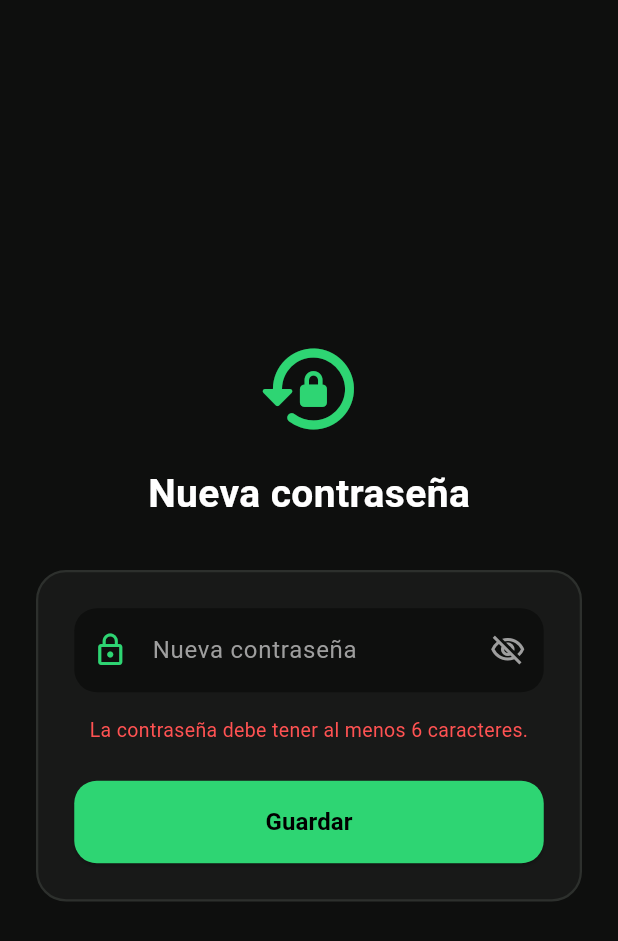
After one commit to AlexPrietoRomani/nutri-fit, a Flutter app: the ResetPasswordScreen screen opened directly, after a tap on "Guardar", on a phone screen of 412 x 824 dp. The commit adds this screen. Shown: the top 941 px of the screen. Run offline on Flutter 3.47's test engine with Material 3 defaults, Android fonts, the phone set to English and light mode, and no system bars; our stand-ins replace flutter_secure_storage, image_picker, supabase_flutter; accounts and stored records are empty.

Commit message:
feat(auth): flujo de recuperación de contraseña completo
Añade el enlace '¿Olvidaste tu contraseña?' en el login (diálogo de email -> resetPasswordForEmail) y la detección de AuthChangeEvent.passwordRecovery en AuthGate, que prioriza mostrar ResetPasswordScreen sobre el enrutamiento normal cuando el usuario abre el link del correo. ResetPasswordScreen reusa el estilo visual de AuthScreen y llama updateUser(UserAttributes(password:...)) para completar el cambio. Mecanismo confirmado vía la documentación real de supabase_flutter (Context7), no asumido. 44/44 tests de Flutter en verde.

```diff
--- /dev/null
+++ b/frontend/lib/features/auth/reset_password_screen.dart
@@ -0,0 +1,189 @@
+import 'package:flutter/material.dart';
+import 'package:supabase_flutter/supabase_flutter.dart';
+
+/// Pantalla mostrada cuando GoTrue emite `AuthChangeEvent.passwordRecovery`
+/// (sesión temporal de recuperación tras abrir el link del correo).
+class ResetPasswordScreen extends StatefulWidget {
+  const ResetPasswordScreen({super.key});
+
+  @override
+  State<ResetPasswordScreen> createState() => _ResetPasswordScreenState();
+}
+
+class _ResetPasswordScreenState extends State<ResetPasswordScreen> {
+  final _passwordController = TextEditingController();
+
+  bool _isLoading = false;
+  bool _obscurePassword = true;
+  bool _success = false;
+  String? _errorMessage;
+
+  @override
+  void dispose() {
+    _passwordController.dispose();
+    super.dispose();
+  }
+
+  /// Misma regla que `_AuthScreenState._validate` (≥6 caracteres).
+  String? _validate() {
+    if (_passwordController.text.length < 6) {
+      return 'La contraseña debe tener al menos 6 caracteres.';
+    }
+    return null;
+  }
+
+  Future<void> _submit() async {
+    final validationError = _validate();
+    if (validationError != null) {
+      setState(() => _errorMessage = validationError);
+      return;
+    }
+
+    setState(() {
+      _isLoading = true;
+      _errorMessage = null;
+    });
+
+    try {
+      await Supabase.instance.client.auth.updateUser(
+        UserAttributes(password: _passwordController.text),
+      );
+      if (mounted) {
+        setState(() => _success = true);
+        ScaffoldMessenger.of(context).showSnackBar(
+          const SnackBar(content: Text('Contraseña actualizada correctamente')),
+        );
+      }
+    } on AuthException catch (e) {
+      setState(() => _errorMessage = e.message);
+    } catch (e) {
+      setState(() => _errorMessage = 'Error inesperado: $e');
+    } finally {
+      if (mounted) {
+        setState(() => _isLoading = false);
+      }
+    }
+  }
+
+  @override
+  Widget build(BuildContext context) {
+    return Scaffold(
+      backgroundColor: const Color(0xFF0E0F0E),
+      body: SafeArea(
+        child: Center(
+          child: SingleChildScrollView(
+            padding: const EdgeInsets.symmetric(horizontal: 24.0),
+            child: Column(
+              mainAxisSize: MainAxisSize.min,
+              children: [
+                const Icon(
+                  Icons.lock_reset_rounded,
+                  size: 72,
+                  color: Color(0xFF2ED573),
+                ),
+                const SizedBox(height: 16),
+                const Text(
+                  'Nueva contraseña',
+                  style: TextStyle(
+                    color: Colors.white,
+                    fontSize: 26,
+                    fontWeight: FontWeight.bold,
+                  ),
+                ),
+                const SizedBox(height: 32),
+                Container(
+                  padding: const EdgeInsets.all(24),
+                  decoration: BoxDecoration(
+                    color: const Color(0xFF1E201E).withOpacity(0.6),
+                    borderRadius: BorderRadius.circular(20),
+                    border: Border.all(color: const Color(0xFF2D302D), width: 1.5),
+                  ),
+                  child: Column(
+                    children: [
+                      TextField(
+                        key: const Key('new_password_field'),
+                        controller: _passwordController,
+                        obscureText: _obscurePassword,
+                        style: const TextStyle(color: Colors.white, fontSize: 16),
+                        decoration: InputDecoration(
+                          hintText: 'Nueva contraseña',
+                          hintStyle: const TextStyle(color: Colors.grey),
+                          prefixIcon: const Icon(Icons.lock_outline, color: Color(0xFF2ED573)),
+                          suffixIcon: IconButton(
+                            key: const Key('toggle_new_password_visibility'),
+                            icon: Icon(
+                              _obscurePassword ? Icons.visibility_off_outlined : Icons.visibility_outlined,
+                              color: Colors.grey,
+                            ),
+                            onPressed: () => setState(() => _obscurePassword = !_obscurePassword),
+                          ),
+                          filled: true,
+                          fillColor: const Color(0xFF0E0F0E),
+                          border: OutlineInputBorder(
+                            borderRadius: BorderRadius.circular(15),
+                            borderSide: BorderSide.none,
+                          ),
+                          focusedBorder: OutlineInputBorder(
+                            borderRadius: BorderRadius.circular(15),
+                            borderSide: const BorderSide(color: Color(0xFF2ED573), width: 1.5),
+                          ),
+                        ),
+                      ),
+                      if (_errorMessage != null) ...[
+                        const SizedBox(height: 16),
+                        Text(
+                          _errorMessage!,
+                          key: const Key('reset_password_error_text'),
+                          style: const TextStyle(color: Colors.redAccent, fontSize: 13),
+                          textAlign: TextAlign.center,
+                        ),
+                      ],
+                      if (_success) ...[
+                        const SizedBox(height: 16),
+                        const Text(
+                          'Contraseña actualizada correctamente',
+                          key: Key('reset_password_success_text'),
+                          style: TextStyle(color: Color(0xFF2ED573), fontSize: 13),
+                          textAlign: TextAlign.center,
+                        ),
+                      ],
+                      const SizedBox(height: 24),
+                      SizedBox(
+                        width: double.infinity,
+                        child: ElevatedButton(
+                          key: const Key('save_password_button'),
+                          style: ElevatedButton.styleFrom(
+                            backgroundColor: const Color(0xFF2ED573),
+                            foregroundColor: Colors.black,
+                            padding: const EdgeInsets.symmetric(vertical: 16),
+                            shape: RoundedRectangleBorder(
+                              borderRadius: BorderRadius.circular(15),
+                            ),
+                          ),
+                          onPressed: _isLoading ? null : _submit,
+                          child: _isLoading
+                              ? const SizedBox(
+                                  width: 22,
+                                  height: 22,
+                                  child: CircularProgressIndicator(
+                                    strokeWidth: 2.5,
+                                    valueColor: AlwaysStoppedAnimation<Color>(Colors.black),
+                                  ),
+                                )
+                              : const Text(
+                                  'Guardar',
+                                  style: TextStyle(fontWeight: FontWeight.bold, fontSize: 16),
+                                ),
+                        ),
+                      ),
+                    ],
+                  ),
+                ),
+              ],
+            ),
+          ),
+        ),
+      ),
+    );
+  }
+}
```
Also changed, not shown: frontend/lib/features/auth/auth_screen.dart (+46 -0 lines), frontend/lib/main.dart (+23 -7 lines), 3 other files.
